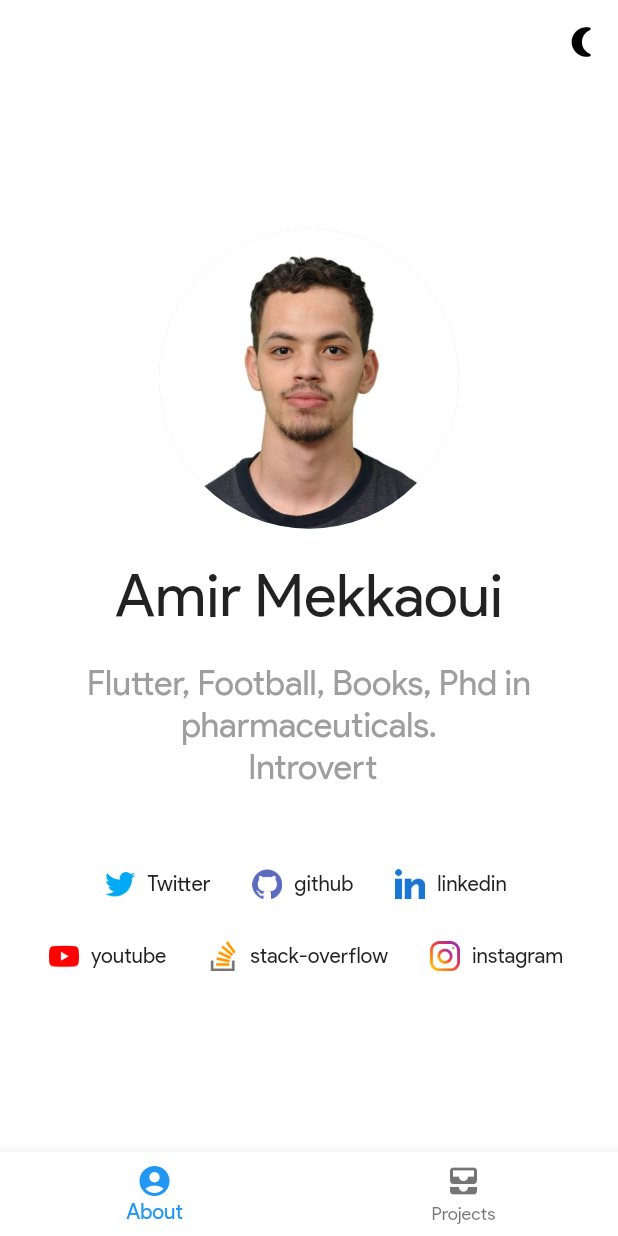
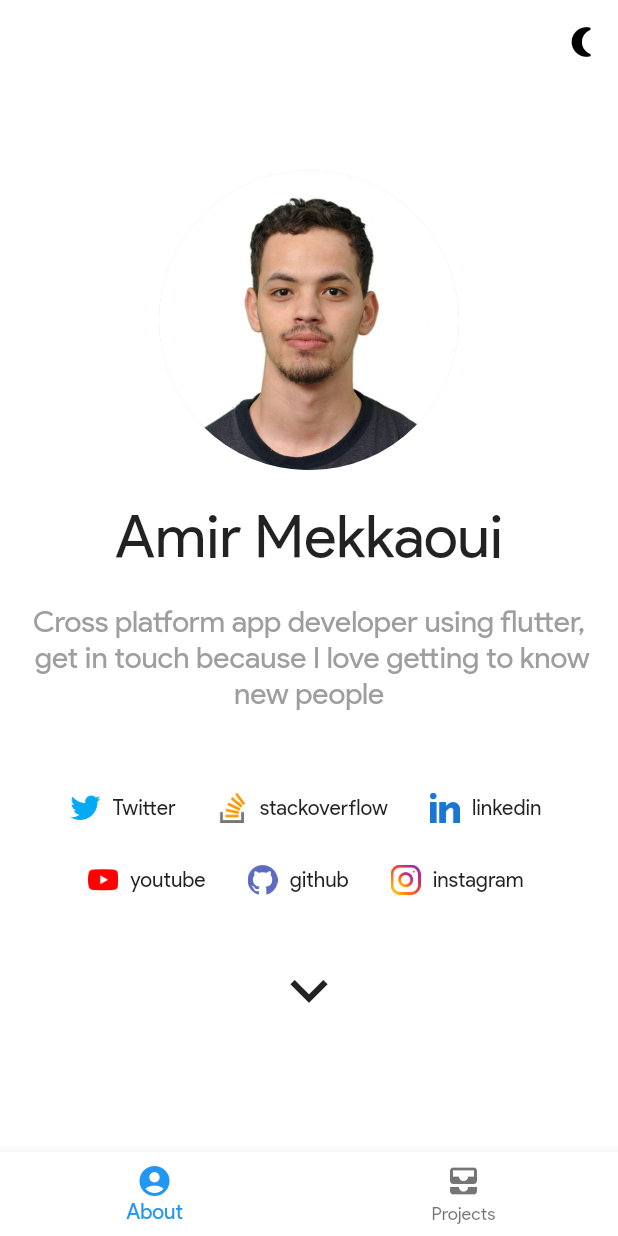
Before and after one commit to amirmekk/personal_website, a Flutter app: the screen it shows after launch, on a phone screen of 412 x 824 dp. Run offline on Flutter 3.47's test engine with Material 2 defaults, Android fonts, the phone set to English and light mode, and no system bars; drawn by our look-alikes of carousel_slider; missing offline and left inert: dart:html, universal_html.

Commit message:
added carousel in the about page

```diff
--- a/lib/pages/about_page.dart
+++ b/lib/pages/about_page.dart
@@ -1,14 +1,53 @@
+import 'dart:async';
+
 import 'package:flutter/material.dart';
-import 'dart:html' as html;
+import 'package:universal_html/html.dart' as html;
 import 'package:portfolio/config/assets.dart';
 import 'package:portfolio/config/constants.dart';
+import 'package:carousel_slider/carousel_slider.dart';
 
-class AboutPage extends StatelessWidget {
+class AboutPage extends StatefulWidget {
   const AboutPage({Key key}) : super(key: key);
 
   @override
+  _AboutPageState createState() => _AboutPageState();
+}
+
+class _AboutPageState extends State<AboutPage> {
+  CarouselController buttonCarouselController = CarouselController();
+  bool up = false;
+  Timer timer;
+
+  @override
+  void initState() {
+    super.initState();
+    timer = Timer.periodic(
+        Duration(milliseconds: 500),
+        (Timer t) => setState(() {
+              up = !up;
+            }));
+  }
+
+  @override
+  void dispose() {
+    timer?.cancel();
+    super.dispose();
+  }
+
+  @override
   Widget build(BuildContext context) {
-    return Container(
+    return CarouselSlider(
+      carouselController: buttonCarouselController,
+      options: CarouselOptions(
+        scrollDirection: Axis.vertical,
+        enableInfiniteScroll: false,
+        initialPage: 0,
+        height: MediaQuery.of(context).size.height,
+        viewportFraction: 1,
+        pageSnapping: true,
+      ),
+      items: [
+        Container(
           child: SingleChildScrollView(
             child: Center(
               child: Padding(
@@ -32,10 +71,10 @@ class AboutPage extends StatelessWidget {
                       height: 20,
                     ),
                     Text(
-                  'Flutter, Football, Books, Phd in pharmaceuticals.\n Introvert',
+                      'Cross platform app developer using flutter,\n get in touch because I love getting to know new people ',
                       textAlign: TextAlign.center,
                       style: Theme.of(context).textTheme.headline6.copyWith(
-                        fontSize: 23,
+                            fontSize: 20,
                             color: Colors.grey,
                           ),
                     ),
@@ -60,20 +99,20 @@ class AboutPage extends StatelessWidget {
                         ),
                         FlatButton.icon(
                           onPressed: () {
-                        html.window
-                            .open(Constants.github_url, 'Amir on github');
+                            html.window.open(Constants.stackoverflow_url,
+                                'Amir on stackoverflow');
                           },
                           icon: SizedBox(
                             width: 20,
                             height: 20,
-                        child: Image.asset(Assets.github),
+                            child: Image.asset(Assets.stackoverflow),
                           ),
-                      label: Text('github'),
+                          label: Text('stackoverflow'),
                         ),
                         FlatButton.icon(
                           onPressed: () {
-                        html.window
-                            .open(Constants.linkedin_url, 'Amir on linkedin');
+                            html.window.open(
+                                Constants.linkedin_url, 'Amir on linkedin');
                           },
                           icon: SizedBox(
                             width: 20,
@@ -102,20 +141,20 @@ class AboutPage extends StatelessWidget {
                         ),
                         FlatButton.icon(
                           onPressed: () {
-                        html.window.open(Constants.stackoverflow_url,
-                            'Amir on stackoverflow');
+                            html.window
+                                .open(Constants.github_url, 'Amir on github');
                           },
                           icon: SizedBox(
                             width: 20,
                             height: 20,
-                        child: Image.asset(Assets.stackoverflow),
+                            child: Image.asset(Assets.github),
                           ),
-                      label: Text('stack-overflow'),
+                          label: Text('github'),
                         ),
                         FlatButton.icon(
                           onPressed: () {
-                        html.window
-                            .open(Constants.instagram_url, 'Amir on instagram');
+                            html.window.open(
+                                Constants.instagram_url, 'Amir on instagram');
                           },
                           icon: SizedBox(
                             width: 20,
@@ -125,12 +164,65 @@ class AboutPage extends StatelessWidget {
                           label: Text('instagram'),
                         ),
                       ],
-                )
+                    ),
+                    SizedBox(
+                      height: 20,
+                    ),
+                    AnimatedContainer(
+                        padding: EdgeInsets.all(10.0),
+                        duration:
+                            Duration(milliseconds: 350), // Animation speed
+                        transform: Transform.translate(
+                          offset: Offset(
+                              0,
+                              up == true
+                                  ? -7
+                                  : 0), // Change -100 for the y offset
+                        ).transform,
+                        child: GestureDetector(
+                          onTap: () {
+                            buttonCarouselController.nextPage();
+                          },
+                          child: Container(
+                            height: 50.0,
+                            child: Icon(
+                              Icons.keyboard_arrow_down,
+                              size: 50,
+                            ),
+                          ),
+                        )),
                   ],
                 ),
               ),
             ),
           ),
+        ),
+        Container(
+          child: SingleChildScrollView(
+            child: Center(
+              child: Padding(
+                padding: EdgeInsets.only(bottom: 10),
+                child: Column(
+                  children: [
+                    Text('About Me'),
+                    Text(
+                        'Currently persuing pharmaceutical studies in the university of contsantine 03'),
+                    Text(
+                        'Have experience as a front end developer using standard web technologies'),
+                    Text(
+                        'Here are some of the technologies that I have been using recently:'),
+                    Text('Dart'),
+                    Text('Flutter'),
+                    Text('Git + GitHub'),
+                    Text('Javascript + CSS3 + HTML5'),
+                    Text('Firebase')
+                  ],
+                ),
+              ),
+            ),
+          ),
+        ),
+      ],
     );
   }
 }
--- a/pubspec.yaml
+++ b/pubspec.yaml
@@ -12,6 +12,9 @@ dependencies:
     sdk: flutter
   http: ^0.12.0+2
   cupertino_icons: ^1.0.0
+  carousel_slider: ^2.3.1
+  universal_html: ^1.2.1
+
 
 dev_dependencies:
   flutter_test:
```
Also changed, not shown: pubspec.lock. Lines whose indentation alone changed are shown as unchanged.
